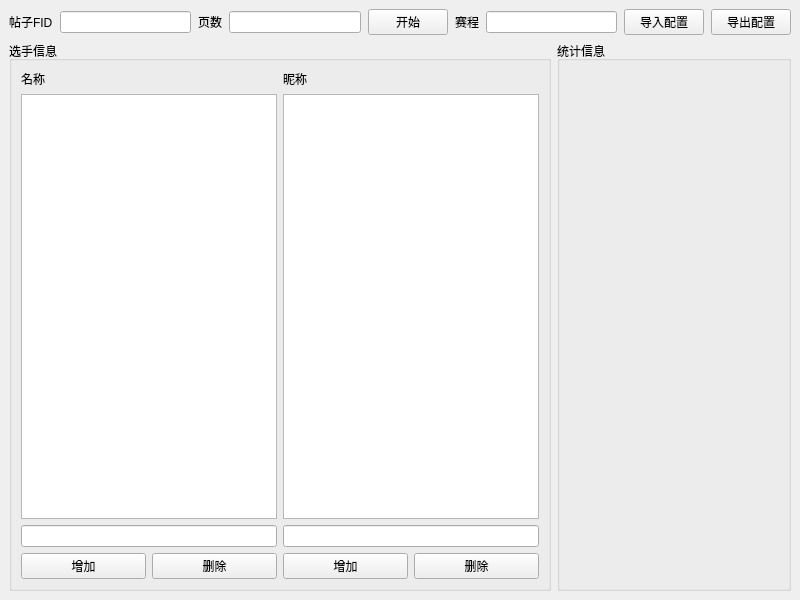
This is src/Ui/MainWindow.ui in xxzl0130/NGA_GF_Moe as Qt 5 draws it before an edit. The edited form follows.
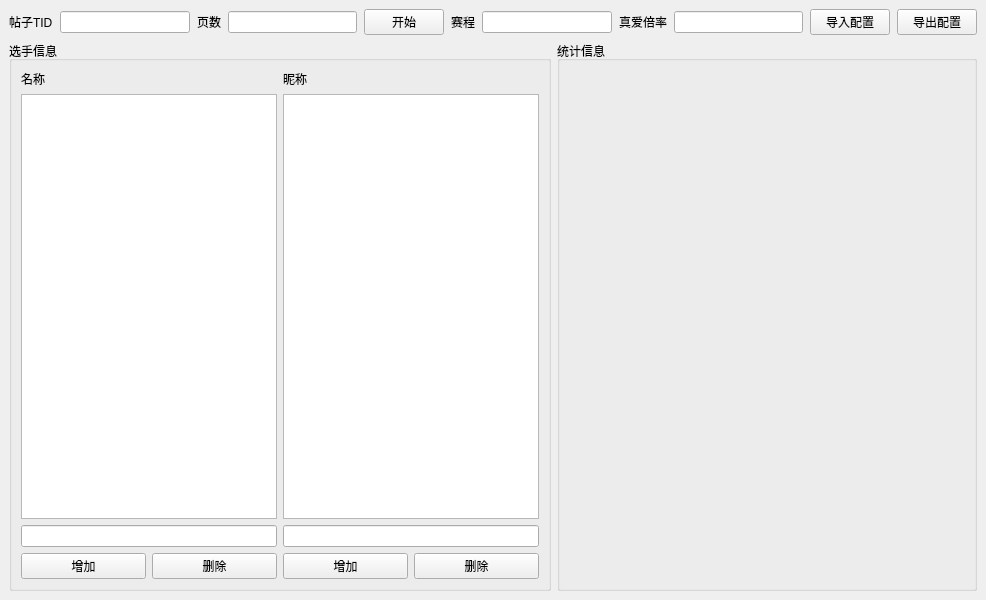
This is the edited form.

Patch:
```diff
--- a/src/Ui/MainWindow.ui
+++ b/src/Ui/MainWindow.ui
@@ -6,7 +6,7 @@
    <rect>
     <x>0</x>
     <y>0</y>
-    <width>800</width>
+    <width>986</width>
     <height>600</height>
    </rect>
   </property>
@@ -121,7 +121,7 @@
       <item>
        <widget class="QLabel" name="label">
         <property name="text">
-         <string>帖子FID</string>
+         <string>帖子TID</string>
         </property>
        </widget>
       </item>
@@ -155,6 +155,16 @@
       <item>
        <widget class="QLineEdit" name="scheduleLineEdit"/>
       </item>
+      <item>
+       <widget class="QLabel" name="label_6">
+        <property name="text">
+         <string>真爱倍率</string>
+        </property>
+       </widget>
+      </item>
+      <item>
+       <widget class="QLineEdit" name="trueloveLineEdit"/>
+      </item>
       <item>
        <widget class="QPushButton" name="loadSettingPushButton">
         <property name="text">
```
Left out of the diff: 4 changed lines with no effect on the pictures.
